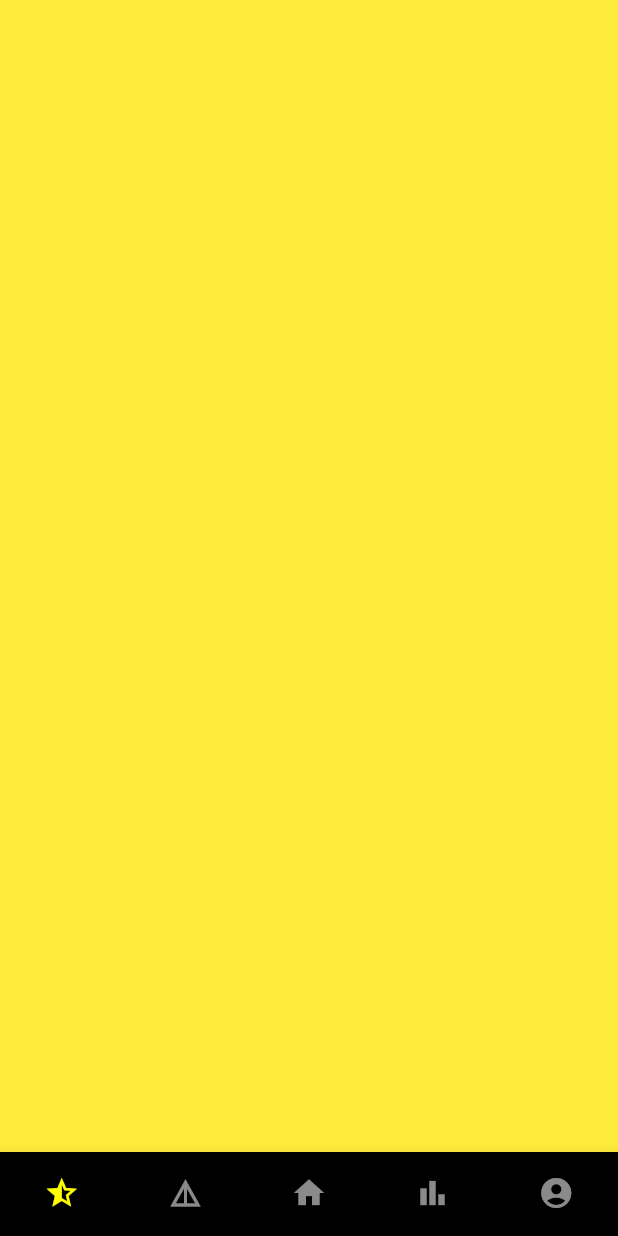
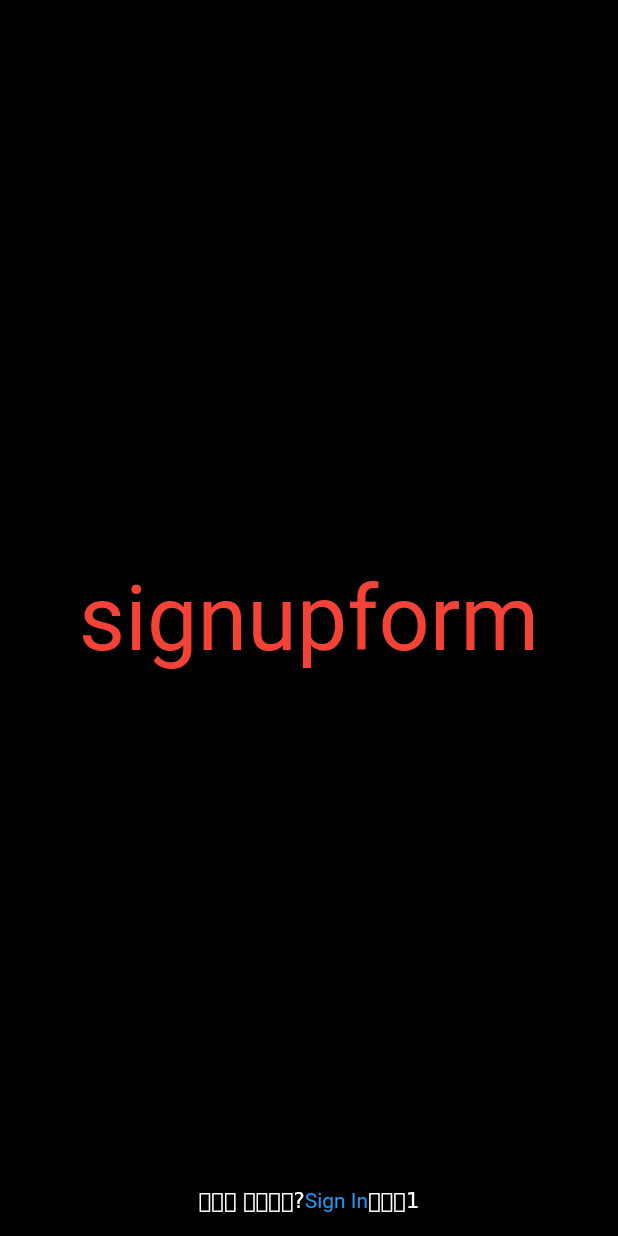
Before and after one commit to boglbbogl/sharesales_ver-2, a Flutter app: the screen it shows after launch, on a phone screen of 412 x 824 dp. Run offline on Flutter 3.47's test engine with Material 2 defaults, Android fonts, the phone set to English and light mode, and no system bars; our stand-ins replace flutter_speed_dial.

Commit message:
auth_screen

```diff
--- a/lib/constant/input_decor.dart
+++ b/lib/constant/input_decor.dart
@@ -5,7 +5,6 @@ TextStyle textInputStyle(){
     color: Colors.white,
   );
 }
-
 
 InputDecoration textInputDecor(String hint) {
   return InputDecoration(
--- a/lib/main.dart
+++ b/lib/main.dart
@@ -1,4 +1,5 @@
 import 'package:flutter/material.dart';
+import 'package:sharesales_ver2/screen/auth_screen.dart';
 import 'constant/color.dart';
 import 'main_home_page.dart';
 
@@ -13,7 +14,8 @@ class MyApp extends StatelessWidget {
         canvasColor: blackColor,
         primarySwatch: blackColor,
       ),
-      home: MainHomePage(),
+      // home: MainHomePage(),
+      home: AuthScreen(),
     );
   }
 }
--- /dev/null
+++ b/lib/screen/auth_screen.dart
@@ -0,0 +1,73 @@
+import 'package:flutter/material.dart';
+import 'package:sharesales_ver2/widget/sign_in_form.dart';
+import 'package:sharesales_ver2/widget/sign_up_form.dart';
+
+class AuthScreen extends StatefulWidget {
+  @override
+  _AuthScreenState createState() => _AuthScreenState();
+}
+
+class _AuthScreenState extends State<AuthScreen> {
+
+  Widget signUpForm = SignUpForm();
+  Widget signInForm = SignInForm();
+
+  Widget currentWidget;
+
+  @override
+  void initState() {
+    if(currentWidget == null)
+      currentWidget = signUpForm;
+    super.initState();
+  }
+
+  @override
+  Widget build(BuildContext context) {
+    return Scaffold(
+      body: Stack(
+        children: <Widget>[
+          AnimatedSwitcher(
+              duration: Duration(milliseconds: 1000),
+          switchInCurve: Curves.fastLinearToSlowEaseIn,
+          switchOutCurve: Curves.fastOutSlowIn,
+          child: currentWidget,
+          ),
+          Positioned(
+            left: 0,
+            right: 0,
+            bottom: 0,
+            child: Container(
+              child: FlatButton(
+                onPressed: () {
+                  setState(() {
+                    if(currentWidget is SignUpForm){
+                      currentWidget = signInForm;
+                    } else{
+                      currentWidget = signUpForm;
+                    }
+                  });
+
+                },
+              child: RichText(
+                text: TextSpan(
+                  text: (currentWidget is SignUpForm) ? '로그인 하실래요?':'회원가입 하실래요?',
+                  children: [
+                    TextSpan(
+                      text: (currentWidget is SignUpForm) ? 'Sign In' : 'Sign UP',
+                      style: TextStyle(color: (currentWidget is SignUpForm) ? Colors.blue : Colors.redAccent),
+                    ),
+                    TextSpan(
+                      text: (currentWidget is SignUpForm) ? '테스트1' : 'test2',
+                    ),
+                  ],
+                ),
+              ),
+
+              ),
+            ),
+          ),
+        ],
+      ),
+    );
+  }
+}
--- /dev/null
+++ b/lib/widget/sign_in_form.dart
@@ -0,0 +1,16 @@
+import 'package:flutter/material.dart';
+
+class SignInForm extends StatelessWidget {
+  @override
+  Widget build(BuildContext context) {
+    return Center(
+      child: Container(
+        child: Text('signinform',
+        style: TextStyle(
+          fontSize: 60,
+          color: Colors.white
+        ),),
+      ),
+    );
+  }
+}
--- /dev/null
+++ b/lib/widget/sign_up_form.dart
@@ -0,0 +1,16 @@
+import 'package:flutter/material.dart';
+
+class SignUpForm extends StatelessWidget {
+  @override
+  Widget build(BuildContext context) {
+    return Center(
+      child: Container(
+        child: Text('signupform',
+          style: TextStyle(
+              fontSize: 60,
+            color: Colors.red
+          ),),
+      ),
+    );
+  }
+}
```
